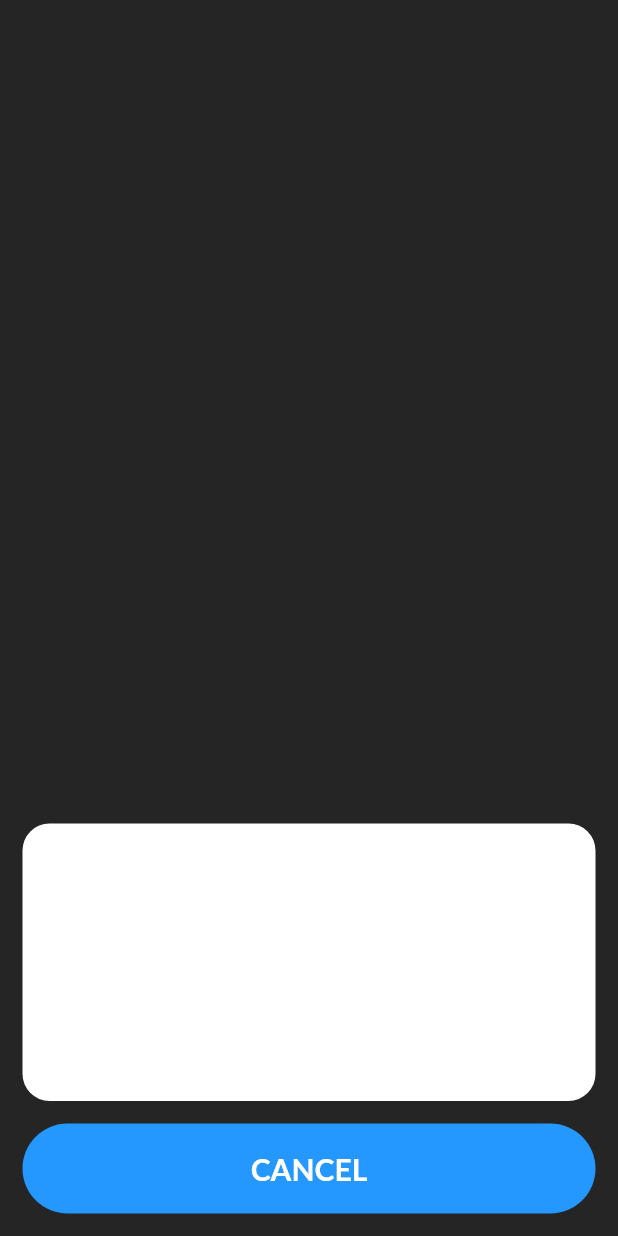
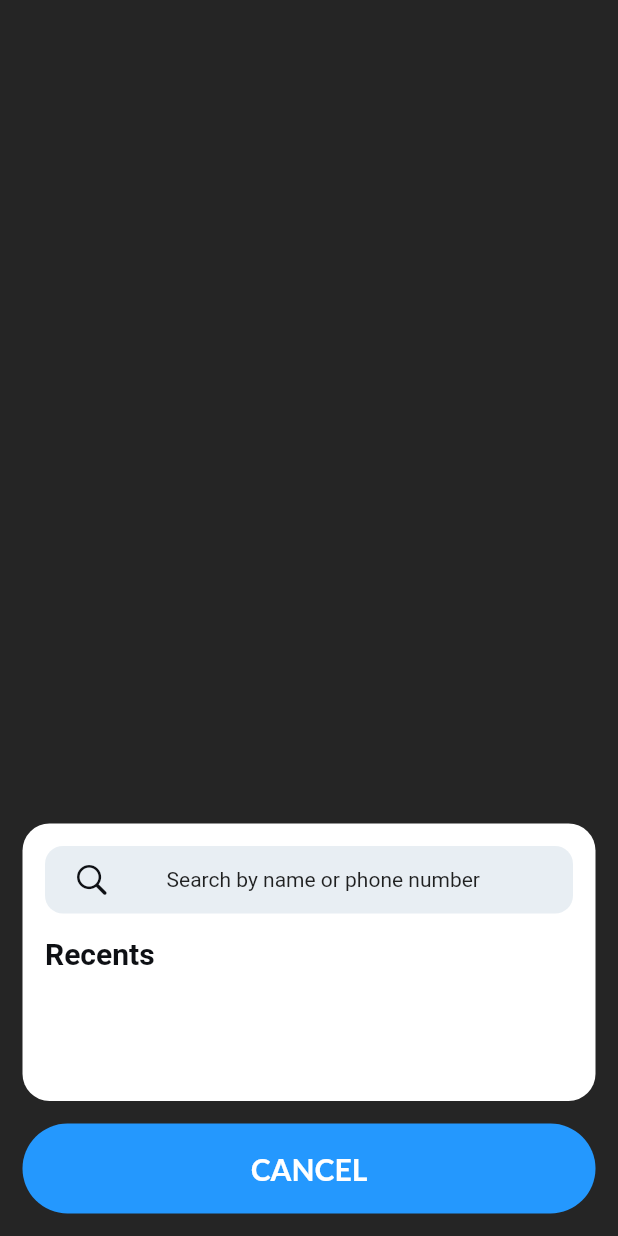
Before and after one commit to MBalaguid/iOS-bottom-sheet, a Flutter app: the screen it shows after launch, on a phone screen of 412 x 824 dp. Run offline on Flutter 3.47's test engine with Material 2 defaults, Android fonts, the phone set to English and light mode, and no system bars; Roboto replaces fonts that are missing (Lato).

Commit message:
fix rotate and open tab

```diff
--- a/lib/bottom.dart
+++ b/lib/bottom.dart
@@ -9,6 +9,8 @@ class bottombutton extends StatefulWidget {
 
 class _bottombuttonState extends State<bottombutton> {
   bool _IsOpeen = true;
+  bool _IsRotat = true;
+
   @override
   Widget build(BuildContext context) {
     return Container(
@@ -20,16 +22,122 @@ class _bottombuttonState extends State<bottombutton> {
             child: Container(),
           ),
 
-          Padding(
+          Visibility(
+            visible: _IsOpeen,
+            child: Padding(
               padding: EdgeInsets.only(
                 left: 15,
                 right: 15,
               ),
               child: Container(
                 height: 185,
+                width: MediaQuery.of(context).size.width,
                 decoration: BoxDecoration(
                   color: Colors.white,
                   borderRadius: BorderRadius.all(Radius.circular(18)),
+                ),
+                child: Column(
+                  crossAxisAlignment: CrossAxisAlignment.start,
+                  children: [
+                    Padding(
+                      padding: EdgeInsets.all(15),
+                      child: Container(
+                        height: 45,
+                        decoration: BoxDecoration(
+                          color: greyColor,
+                          borderRadius: BorderRadius.all(Radius.circular(12)),
+                        ),
+                        child: Row(
+                          mainAxisAlignment: MainAxisAlignment.spaceAround,
+                          children: [
+                            Icon(
+                              CupertinoIcons.search,
+                              color: blckColor,
+                              size: 25,
+                            ),
+                            Text(
+                              "Search by name or phone number",
+                            ),
+                            SizedBox(
+                              width: 6,
+                            ),
+                          ],
+                        ),
+                      ),
+                    ),
+                    Padding(
+                      padding: EdgeInsets.only(left: 15),
+                      child: Text(
+                        "Recents",
+                        style: TextStyle(
+                          fontSize: 20,
+                          color: blckColor,
+                          fontWeight: FontWeight.bold,
+                        ),
+                      ),
+                    ),
+                  ],
+                ),
+              ),
+            ),
+          ),
+
+          Visibility(
+            visible: !_IsRotat,
+            child: Padding(
+              padding: EdgeInsets.only(right: 22.5),
+              child: Column(
+                children: [
+                  Container(
+                    height: 45,
+                    width: 45,
+                    decoration: BoxDecoration(
+                      borderRadius: BorderRadius.all(Radius.circular(50)),
+                      color: Colors.white,
+                    ),
+                    child: Icon(
+                      CupertinoIcons.plus,
+                      color: blckColor,
+                    ),
+                  ),
+                  SizedBox(
+                    height: 10,
+                  ),
+                  Container(
+                    height: 45,
+                    width: 45,
+                    decoration: BoxDecoration(
+                      borderRadius: BorderRadius.all(Radius.circular(50)),
+                      color: Colors.white,
+                    ),
+                    child: Icon(
+                      CupertinoIcons.share,
+                      color: blckColor,
+                    ),
+                  ),
+                  SizedBox(
+                    height: 10,
+                  ),
+                  GestureDetector(
+                    onTap: () {
+                      _IsOpeen = !_IsOpeen;
+                      _IsRotat = !_IsRotat;
+                      setState(() {});
+                    },
+                    child: Container(
+                      height: 45,
+                      width: 45,
+                      decoration: BoxDecoration(
+                        borderRadius: BorderRadius.all(Radius.circular(50)),
+                        color: Colors.white,
+                      ),
+                      child: Icon(
+                        CupertinoIcons.search,
+                        color: blckColor,
+                      ),
+                    ),
+                  ),
+                ],
               ),
             ),
           ),
@@ -39,7 +147,13 @@ class _bottombuttonState extends State<bottombutton> {
             padding: EdgeInsets.all(15),
             child: GestureDetector(
               onTap: () {
-                _IsOpeen = !_IsOpeen;
+                _IsRotat = !_IsRotat;
+                setState(() {});
+              },
+              child: GestureDetector(
+                onTap: () {
+                  if (_IsOpeen) _IsOpeen = !_IsOpeen;
+                  _IsRotat = !_IsRotat;
                   setState(() {});
                 },
                 child: Container(
@@ -51,7 +165,7 @@ class _bottombuttonState extends State<bottombutton> {
                   ),
                   child: (!_IsOpeen)
                       ? Icon(
-                        CupertinoIcons.plus,
+                          (_IsRotat) ? CupertinoIcons.plus : Icons.close,
                           color: Colors.white,
                           size: 32,
                         )
@@ -69,6 +183,7 @@ class _bottombuttonState extends State<bottombutton> {
                 ),
               ),
             ),
+          ),
         ],
       ),
     );
--- a/lib/const.dart
+++ b/lib/const.dart
@@ -4,3 +4,5 @@ import 'package:flutter/material.dart';
 
 const darkColor = Color(0xFF252525);
 const blueColor = Color(0xFF2498FE);
+const greyColor = Color(0xFFE8EEF3);
+const blckColor = Color(0xFF0E1014);
```
Also changed, not shown: 1 other file. Lines whose indentation alone changed are shown as unchanged.
